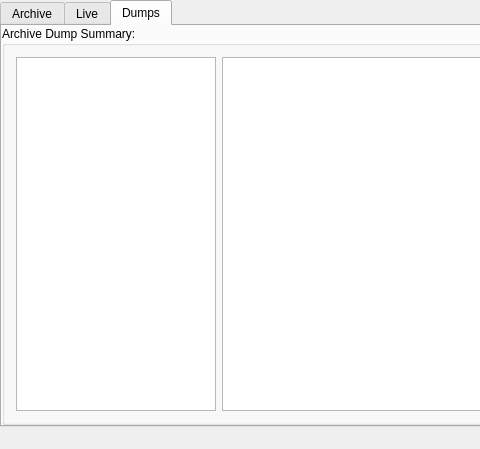
Before: the Qt Designer form mainwindow.ui in nicobucher/TMInspector, drawn with Qt 5; both pictures show x 0 to 480 and y 0 to 449 of the 961 by 449 pixel window.
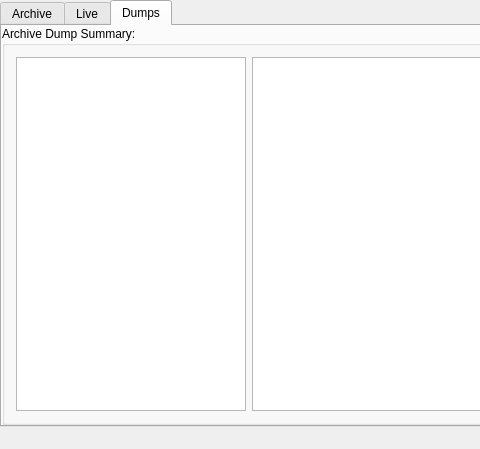
After: the same form once the commit is applied. The open tabs and pages were chosen to show the change.

```diff
--- a/mainwindow.ui
+++ b/mainwindow.ui
@@ -341,7 +341,7 @@
             <widget class="QTreeView" name="treeView_2">
              <property name="maximumSize">
               <size>
-               <width>200</width>
+               <width>230</width>
                <height>16777215</height>
               </size>
              </property>
```
Left out of the diff: 4 changed lines with no effect on the pictures.
